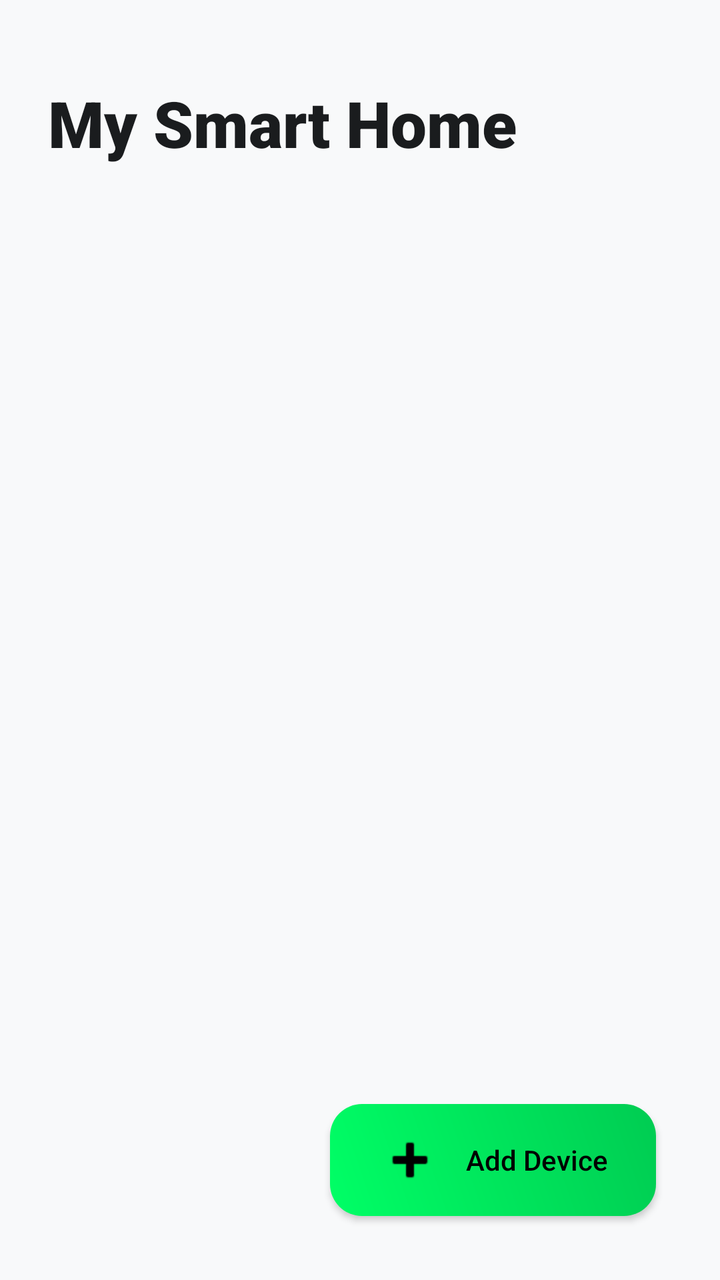
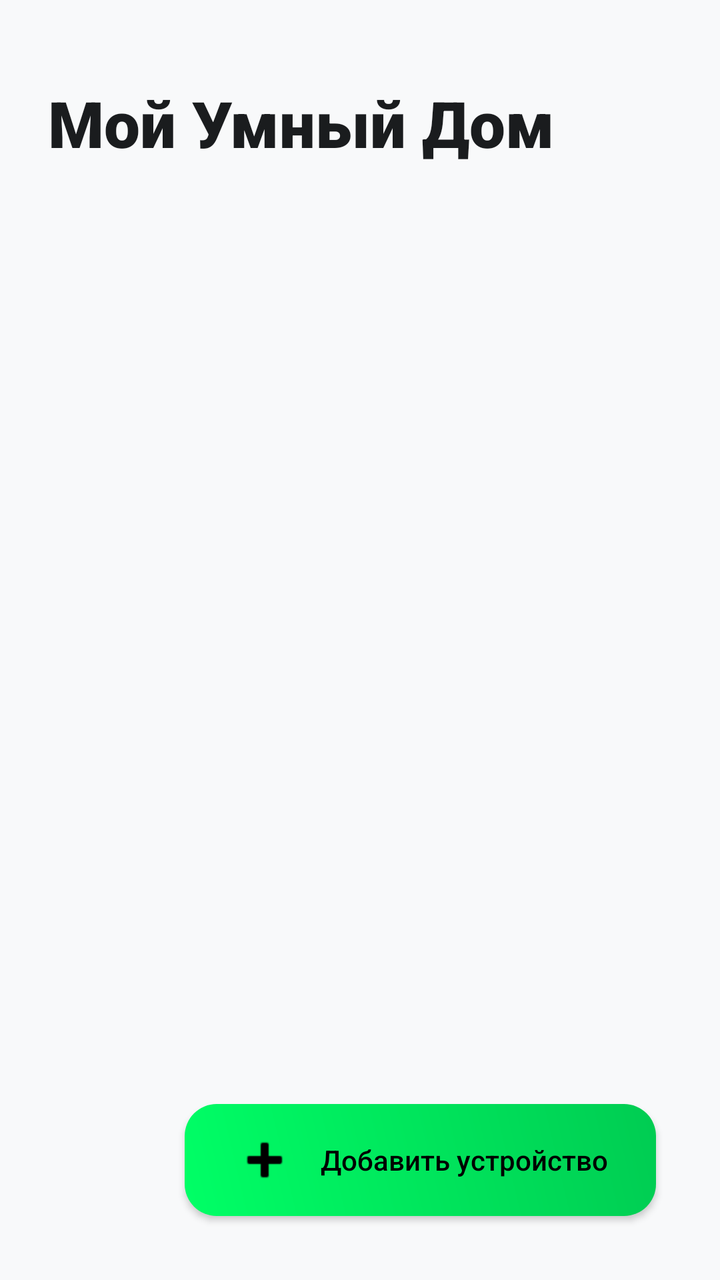

Compare the two renders of this Android layout. The source of the first and the diff that turns it into the second are given below.
<!-- AndroidManifest.xml: application theme Theme.MyCourseWork -->
<!-- res/layout/fragment_home.xml -->
<?xml version="1.0" encoding="utf-8"?>
<androidx.constraintlayout.widget.ConstraintLayout xmlns:android="http://schemas.android.com/apk/res/android"
    xmlns:app="http://schemas.android.com/apk/res-auto"
    android:layout_width="match_parent"
    android:layout_height="match_parent"
    android:background="@color/window_bg"
    android:padding="16dp">

    <TextView
        android:id="@+id/text_welcome"
        android:layout_width="wrap_content"
        android:layout_height="wrap_content"
        android:layout_marginStart="8dp"
        android:layout_marginTop="24dp"
        android:fontFamily="sans-serif-black"
        android:text="My Smart Home"
        android:textColor="@color/text_main"
        android:textSize="32sp"
        app:layout_constraintStart_toStartOf="parent"
        app:layout_constraintTop_toTopOf="parent" />

    <com.google.android.material.tabs.TabLayout
        android:id="@+id/tabs_rooms"
        android:layout_width="match_parent"
        android:layout_height="wrap_content"
        android:layout_marginTop="16dp"
        android:background="@android:color/transparent"
        app:layout_constraintTop_toBottomOf="@id/text_welcome"
        app:tabIndicatorColor="@color/accent_neon"
        app:tabIndicatorHeight="3dp"
        app:tabMode="scrollable"
        app:tabRippleColor="@android:color/transparent"
        app:tabSelectedTextColor="?attr/colorOnSurface"
        app:tabTextAppearance="@style/TextAppearance.MaterialComponents.Subtitle2"
        app:tabTextColor="?android:attr/textColorSecondary" />

    <androidx.viewpager2.widget.ViewPager2
        android:id="@+id/view_pager_rooms"
        android:layout_width="0dp"
        android:layout_height="0dp"
        android:layout_marginTop="8dp"
        app:layout_constraintBottom_toBottomOf="parent"
        app:layout_constraintEnd_toEndOf="parent"
        app:layout_constraintStart_toStartOf="parent"
        app:layout_constraintTop_toBottomOf="@id/tabs_rooms" />

    <androidx.appcompat.widget.AppCompatButton
        android:id="@+id/fab_add_device"
        android:layout_width="wrap_content"
        android:layout_height="56dp"
        android:layout_margin="16dp"
        android:background="@drawable/bg_button_gradient"
        android:drawableStart="@android:drawable/ic_input_add"
        android:drawablePadding="12dp"
        android:drawableTint="@android:color/black"
        android:fontFamily="sans-serif-medium"
        android:paddingStart="24dp"
        android:paddingEnd="24dp"
        android:text="Add Device"
        android:textAllCaps="false"
        android:textColor="@android:color/black"
        app:layout_constraintBottom_toBottomOf="parent"
        app:layout_constraintEnd_toEndOf="parent" />

</androidx.constraintlayout.widget.ConstraintLayout>
<!-- resources referenced by this layout -->
<resources>
  <color name="accent_neon">#00FF66</color>
  <color name="text_main">#1A1C1E</color>
  <color name="window_bg">#F8F9FA</color>
  <!-- drawable bg_button_gradient (drawable) -->
  <?xml version="1.0" encoding="utf-8"?>
  <ripple xmlns:android="http://schemas.android.com/apk/res/android"
      android:color="#40FFFFFF">
      <item>
          <shape android:shape="rectangle">
              <gradient
                  android:angle="45"
                  android:endColor="@color/gradient_end"
                  android:startColor="@color/gradient_start"
                  android:type="linear" />
              <corners android:radius="16dp" />
          </shape>
      </item>
  </ripple>
  <style name="Theme.MyCourseWork" parent="Theme.MaterialComponents.DayNight.NoActionBar">
          
          <item name="colorPrimary">@color/accent_neon</item>
          <item name="colorPrimaryVariant">@color/gradient_end</item>
          <item name="colorOnPrimary">@color/black</item>
  
          
          <item name="android:statusBarColor">@android:color/transparent</item>
          <item name="android:windowLightStatusBar">true</item>
  
          
          <item name="android:windowBackground">@color/window_bg</item>
          <item name="colorSurface">@color/card_bg</item>
          <item name="colorOnSurface">@color/text_main</item>
          <item name="colorOnSurfaceVariant">@color/text_soft</item>
          <item name="colorOutline">@color/stroke_color</item>
  
          <item name="android:textColorPrimary">@color/text_main</item>
          <item name="bottomNavigationStyle">@style/Widget.App.BottomNavigationView</item>
      </style>
  <color name="gradient_end">#00CC52</color>
  <color name="gradient_start">#00FF66</color>
  <color name="black">#000000</color>
  <color name="card_bg">#FFFFFF</color>
  <color name="text_soft">#44474E</color>
  <color name="stroke_color">#E0E0E0</color>
  <style name="Widget.App.BottomNavigationView" parent="Widget.MaterialComponents.BottomNavigationView">
          <item name="backgroundTint">@color/card_bg</item>
          <item name="itemIconTint">@color/color_nav_item</item>
          <item name="itemTextColor">@color/color_nav_item</item>
          <item name="elevation">8dp</item>
      </style>
</resources>

<!-- the commit's change to res/layout/fragment_home.xml (unified diff, before → after) -->
@@ -13,7 +13,7 @@
         android:layout_marginStart="8dp"
         android:layout_marginTop="24dp"
         android:fontFamily="sans-serif-black"
-        android:text="My Smart Home"
+        android:text="@string/smart_home"
         android:textColor="@color/text_main"
         android:textSize="32sp"
         app:layout_constraintStart_toStartOf="parent"
@@ -56,7 +56,7 @@
         android:fontFamily="sans-serif-medium"
         android:paddingStart="24dp"
         android:paddingEnd="24dp"
-        android:text="Add Device"
+        android:text="@string/add_device"
         android:textAllCaps="false"
         android:textColor="@android:color/black"
         app:layout_constraintBottom_toBottomOf="parent"
<!-- resource entries referenced after the edit -->
@@ -18,6 +18,8 @@
           </shape>
       </item>
   </ripple>
+  <string name="add_device">Добавить устройство</string>
+  <string name="smart_home">Мой Умный Дом</string>
   <style name="Theme.MyCourseWork" parent="Theme.MaterialComponents.DayNight.NoActionBar">
           
           <item name="colorPrimary">@color/accent_neon</item>
